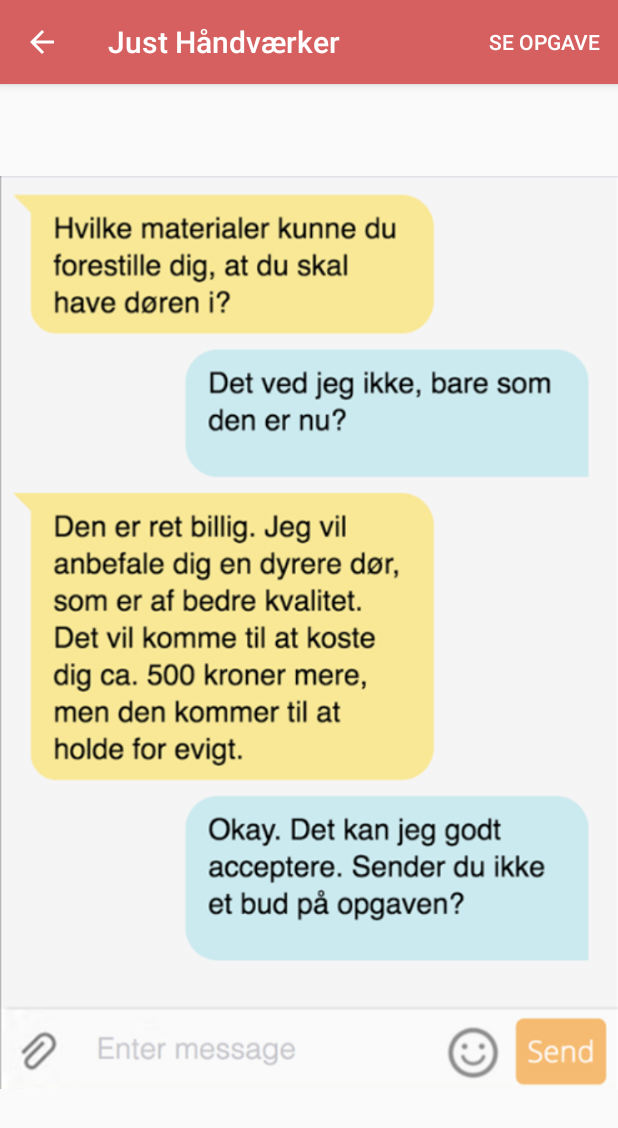
After one commit to emilstepanian/JustHandworker, an Android app: the ChatActivity screen opened directly, with no data from a screen before it, on a phone screen of 412 x 824 dp. The commit adds this screen. Shown: the top 1128 px of the screen. Run offline under Robolectric (Android 15) with nearby library versions, the phone set to English and light mode, and no system bars.

Commit message:
Chatview now implemented.

```diff
--- a/app/src/main/java/com/example/emilstepanian/justhandworker/shared/controller/TabsSlideAdapter.java
+++ b/app/src/main/java/com/example/emilstepanian/justhandworker/shared/controller/TabsSlideAdapter.java
@@ -37,7 +37,7 @@ public class TabsSlideAdapter extends FragmentStatePagerAdapter {
             case 1:
                 BidRecyclerViewFragment tab2 = new BidRecyclerViewFragment();
                 Bundle b2 = new Bundle();
-                b2.putString("content", "content1");
+                b2.putString("content", "content2");
                 tab2.setArguments(b2);
                 return tab2;
 
--- /dev/null
+++ b/app/src/main/java/com/example/emilstepanian/justhandworker/shared/ui/ChatActivity.java
@@ -0,0 +1,69 @@
+package com.example.emilstepanian.justhandworker.shared.ui;
+
+import android.content.Context;
+import android.content.Intent;
+import android.support.v4.app.NavUtils;
+import android.support.v7.app.AppCompatActivity;
+import android.os.Bundle;
+import android.view.Menu;
+import android.view.MenuItem;
+
+import com.example.emilstepanian.justhandworker.R;
+import com.example.emilstepanian.justhandworker.shared.controller.JSONParser;
+import com.example.emilstepanian.justhandworker.shared.model.Job;
+
+import java.util.List;
+
+public class ChatActivity extends AppCompatActivity {
+    private List<Job> dummyData;
+
+    @Override
+    protected void onCreate(Bundle savedInstanceState) {
+        super.onCreate(savedInstanceState);
+        getSupportActionBar().setDisplayHomeAsUpEnabled(true);
+        dummyData = JSONParser.getListData(this, "job");
+
+        setContentView(R.layout.activity_chat);
+    }
+
+
+    //Inflate the menu with the see job task
+    @Override
+    public boolean onCreateOptionsMenu(Menu menu) {
+        getMenuInflater().inflate(R.menu.chat_menu, menu);
+        return true;
+    }
+
+    //Add functionality to menu buttons
+    @Override
+    public boolean onOptionsItemSelected(MenuItem item) {
+        switch (item.getItemId()){
+            case android.R.id.home:
+                //NavUtils.navigateUpFromSameTask(this);
+                finish();
+                return true;
+
+            //TODO: har hentet hele listen her.. burde måske bare lave et template objekt i stedet?
+            //TODO: mindre detalje, men er det problematisk at starte en ny jobactivity? Principielt set sidder byd knappen der jo..
+            case R.id.chatView_see_job_item:
+                Job job = dummyData.get(0);
+                Intent i = new Intent(this, JobPageActivity.class);
+                i.putExtra("id", job.getId());
+                i.putExtra("title", job.getTitle());
+                i.putExtra("description", job.getDescription());
+                i.putExtra("location", job.getLocation());
+                i.putExtra("date", job.getDate());
+                i.putExtra("imageTitle", job.getMainImageTitle());
+                i.putExtra("imageResourceId", job.getMainImageResourceId());
+                i.putExtra("categoryId", job.getCategoryId());
+                i.putExtra("userId", job.getUserId());
+
+                startActivity(i);
+
+
+
+            default:
+                return super.onOptionsItemSelected(item);
+        }
+    }
+}
--- /dev/null
+++ b/app/src/main/res/layout/activity_chat.xml
@@ -0,0 +1,18 @@
+<?xml version="1.0" encoding="utf-8"?>
+<LinearLayout xmlns:android="http://schemas.android.com/apk/res/android"
+    xmlns:app="http://schemas.android.com/apk/res-auto"
+    xmlns:tools="http://schemas.android.com/tools"
+    android:layout_width="match_parent"
+    android:layout_height="match_parent"
+    tools:context="com.example.emilstepanian.justhandworker.shared.ui.ChatActivity">
+
+
+    <ImageView
+        android:id="@+id/imageView2"
+        android:layout_width="match_parent"
+        android:layout_height="wrap_content"
+
+
+        android:src="@drawable/chat_image" />
+
+</LinearLayout>
--- a/app/src/main/res/layout/activity_jobtaker_main.xml
+++ b/app/src/main/res/layout/activity_jobtaker_main.xml
@@ -13,8 +13,6 @@
         android:layout_width="match_parent"
         android:layout_height="0dp"
         android:layout_weight="1">
-
-
     </FrameLayout>
 
     <android.support.design.widget.BottomNavigationView
--- a/app/src/main/res/layout/bid.xml
+++ b/app/src/main/res/layout/bid.xml
@@ -1,7 +1,7 @@
 <?xml version="1.0" encoding="utf-8"?>
 <android.support.v7.widget.CardView xmlns:android="http://schemas.android.com/apk/res/android"
     xmlns:card_view="http://schemas.android.com/apk/res-auto"
-    android:id="@+id/card_view"
+    android:id="@+id/bid_card_view"
     android:layout_width="match_parent"
     android:layout_height="wrap_content"
     android:layout_marginBottom="3dp"
@@ -114,7 +114,7 @@
             </LinearLayout>
 
             <ImageView
-
+                android:id="@+id/bid_image"
                 android:layout_width="150dp"
                 android:layout_height="wrap_content"
                 android:src="@drawable/wc" />
--- /dev/null
+++ b/app/src/main/res/menu/chat_menu.xml
@@ -0,0 +1,10 @@
+<?xml version="1.0" encoding="utf-8"?>
+<menu xmlns:android="http://schemas.android.com/apk/res/android"
+    xmlns:app="http://schemas.android.com/apk/res-auto">
+
+    <item
+        android:id="@+id/chatView_see_job_item"
+        android:orderInCategory="0"
+        android:title="Se Opgave"
+        app:showAsAction="always" />
+</menu>
```
Also changed, not shown: app/src/main/AndroidManifest.xml (+4 -5 lines), app/src/main/java/com/example/emilstepanian/justhandworker/jobtaker/ui/JobTakerMainActivity.java (+8 -15 lines), app/src/main/java/com/example/emilstepanian/justhandworker/jobtaker/ui/MessagesTabContainerFragment.java (+15 -15 lines), app/src/main/java/com/example/emilstepanian/justhandworker/shared/controller/BidsAdapter.java (+15 -3 lines), app/src/main/java/com/example/emilstepanian/justhandworker/shared/model/Bid.java (+70 -0 lines), app/src/main/java/com/example/emilstepanian/justhandworker/shared/ui/BidRecyclerViewFragment.java (+75 -11 lines), app/src/main/res/layout/fragment_messages_tab_container.xml (+0 -8 lines), app/src/main/res/drawable/chat_image.png (added).
